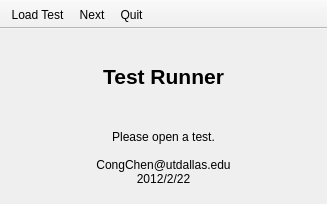
Old version of the form MainWindow.ui in the repository congchenutd/testrunner.
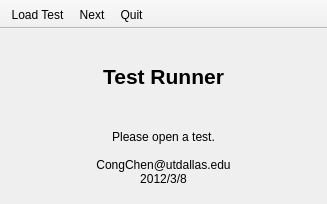
New version of the form. Icons and pictures are not drawn.

What changed in the file:
```diff
--- a/MainWindow.ui
+++ b/MainWindow.ui
@@ -42,7 +42,7 @@
        <string>Please open a test.
 
 CongChen@utdallas.edu
-2012/2/22</string>
+2012/3/8</string>
       </property>
       <property name="alignment">
        <set>Qt::AlignCenter</set>
```
